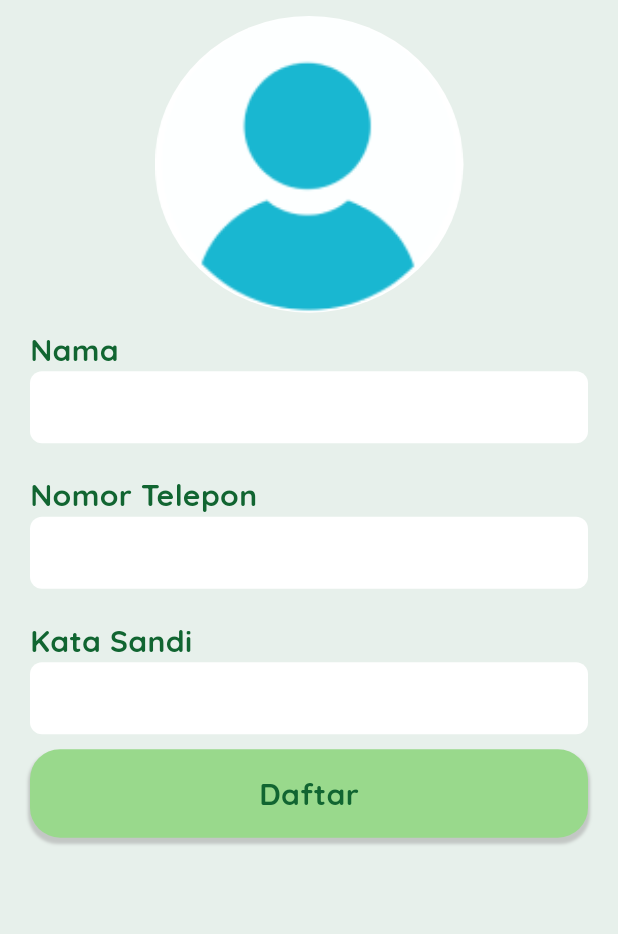
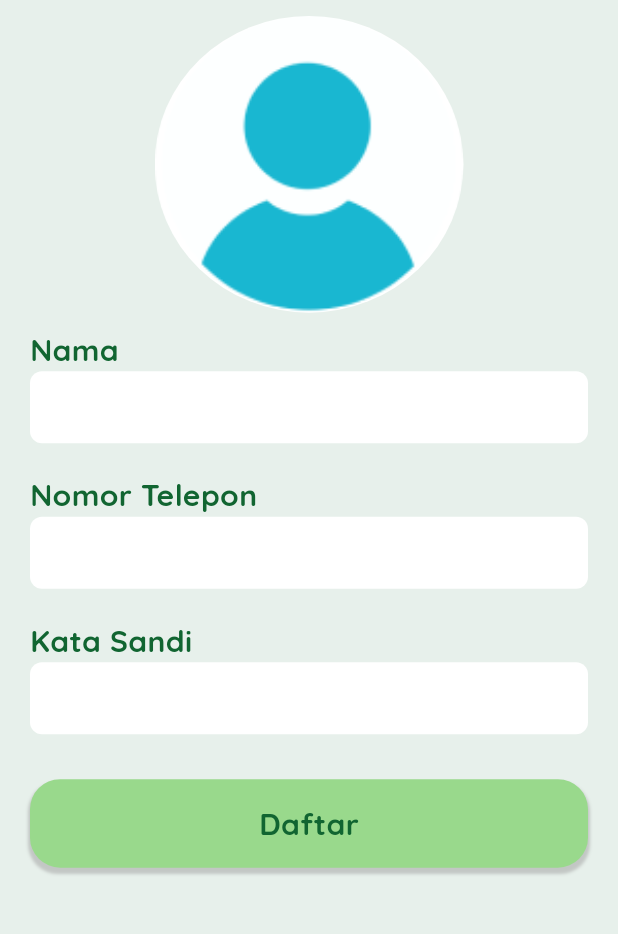
Before and after one commit to FieryInferno/aplikasi_pendeteksi_penyakit_tanaman, a Flutter app: the Register screen opened directly, on a phone screen of 412 x 824 dp, the part 83-1017 px from its top. Run offline on Flutter 3.47's test engine with Material 2 defaults, Android fonts, the phone set to English and light mode, and no system bars; our stand-ins replace image_picker, shared_preferences; missing offline and left inert: jwt_decode; accounts and stored records are empty.

```diff
--- a/lib/pages/profile/register.dart
+++ b/lib/pages/profile/register.dart
@@ -41,8 +41,11 @@ class _Register extends State<Register> {
         'phone_number': _phoneNumberController.text.trim(),
         'password': _passwordController.text.trim(),
       });
+
+      if (fotoProfile != null) {
         formData.files
             .add(await http.MultipartFile.fromPath('image', fotoProfile!.path));
+      }
 
       var response = await formData.send();
 
@@ -58,7 +61,9 @@ class _Register extends State<Register> {
   @override
   Widget build(BuildContext context) {
     List<Widget> listWidget = [
-      Container(
+      SingleChildScrollView(
+        child: Container(
+          height: MediaQuery.of(context).size.height,
           color: const Color(0xFFE7F0EB),
           padding: const EdgeInsets.symmetric(
             vertical: 10,
@@ -85,26 +90,25 @@ class _Register extends State<Register> {
                 child: Column(
                     crossAxisAlignment: CrossAxisAlignment.start,
                     children: [
-                    InkWell(
-                      child: Center(
+                      Center(
+                        child: InkWell(
                           child: ClipOval(
                             child: fotoProfile != null
                                 ? Image.file(
                                     fotoProfile!,
                                     width:
                                         MediaQuery.of(context).size.width * 0.5,
-                                  height:
-                                      MediaQuery.of(context).size.height * 0.24,
+                                    height: MediaQuery.of(context).size.height *
+                                        0.24,
                                     fit: BoxFit.cover,
                                   )
                                 : Image.asset(
                                     'assets/images/user.png',
                                     width:
                                         MediaQuery.of(context).size.width * 0.5,
-                                  height:
-                                      MediaQuery.of(context).size.height * 0.24,
+                                    height: MediaQuery.of(context).size.height *
+                                        0.24,
                                     fit: BoxFit.cover,
-                                ),
                                   ),
                           ),
                           onTap: () {
@@ -113,9 +117,11 @@ class _Register extends State<Register> {
                               XFile pickedFile =
                                   await Helpers().getImage(context) as XFile;
 
-                          setState(() => fotoProfile = File(pickedFile.path));
+                              setState(
+                                  () => fotoProfile = File(pickedFile.path));
                             });
                           },
+                        ),
                       ),
                       InputWidget(
                         label: 'Nama',
@@ -140,11 +146,20 @@ class _Register extends State<Register> {
                             : null,
                         controller: _passwordController,
                       ),
-                    const SizedBox(height: 10),
+                      const SizedBox(height: 30),
                       PrimaryButton('Daftar', onTap: _submitForm),
                     ]),
               ),
             ],
+          ),
+        ),
+      ),
+      Positioned(
+        bottom: 0,
+        left: 0,
+        right: 0,
+        child: SizedBox(
+          height: MediaQuery.of(context).viewInsets.bottom,
         ),
       ),
     ];
@@ -152,10 +167,8 @@ class _Register extends State<Register> {
     if (_isLoading) listWidget.add(const Loading());
 
     return Scaffold(
-      resizeToAvoidBottomInset: false,
-      body: SafeArea(
-        child: Stack(children: listWidget),
-      ),
+      resizeToAvoidBottomInset: true,
+      body: SafeArea(child: Stack(children: listWidget)),
     );
   }
 }
```
Lines whose indentation alone changed are shown as unchanged.
